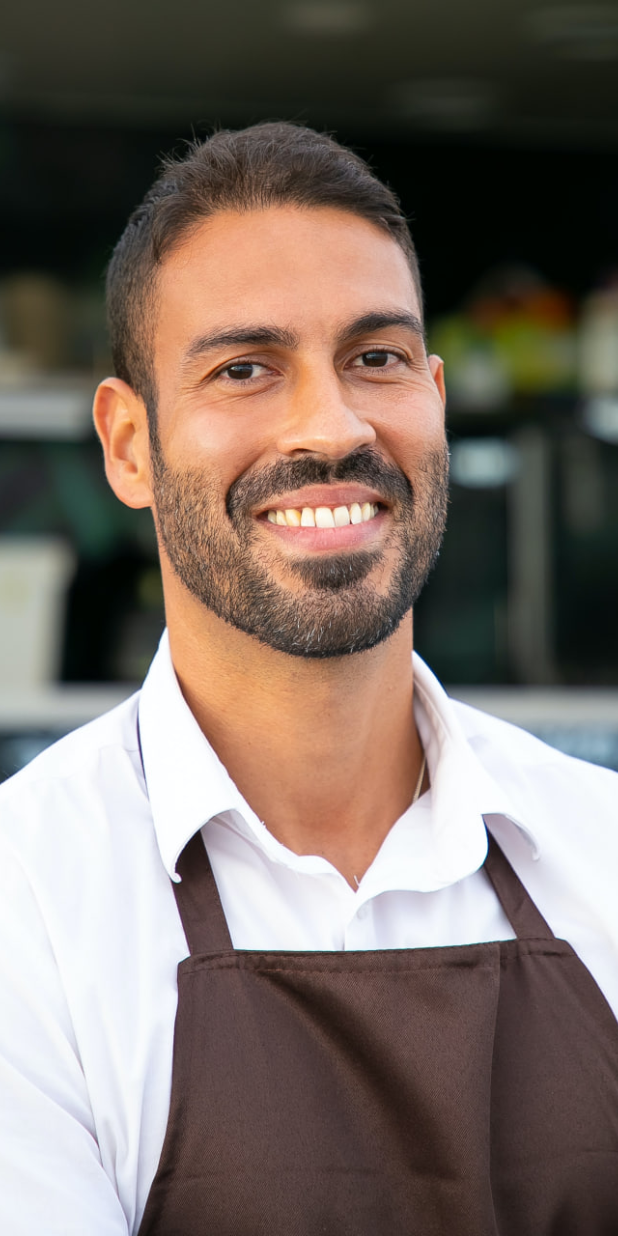
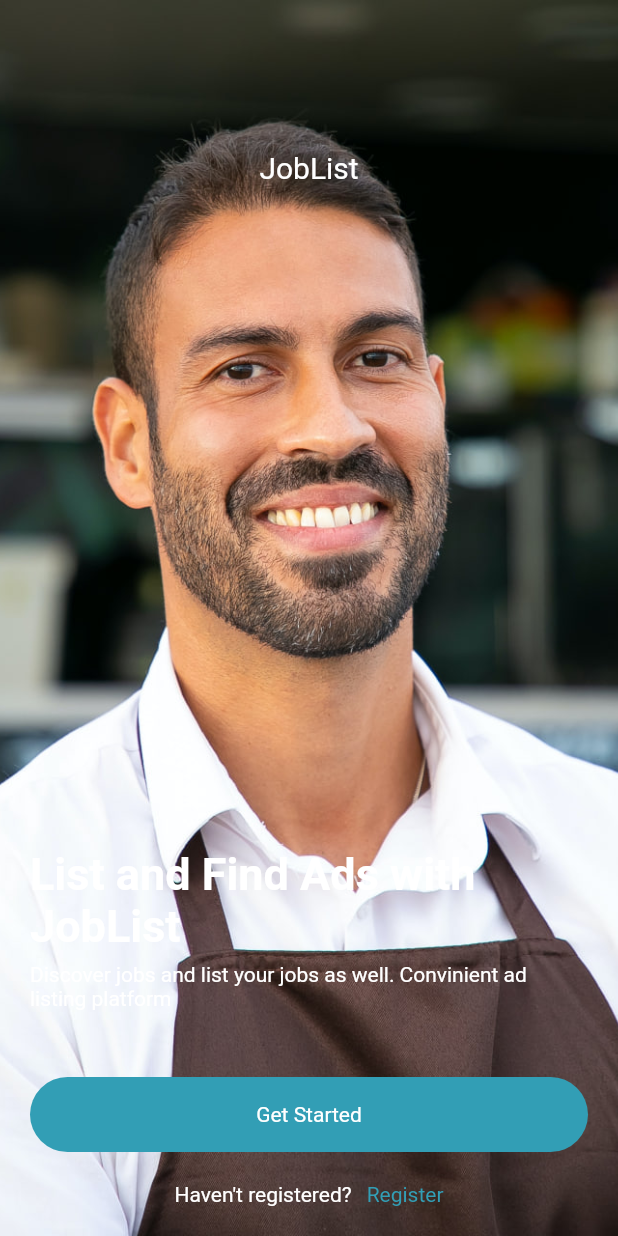
Before and after one commit to SeibenKami/jobList, a Flutter app: the screen it shows after launch, on a phone screen of 412 x 824 dp. Run offline on Flutter 3.47's test engine with Material 2 defaults, Android fonts, the phone set to English and light mode, and no system bars.

Commit message:
sign up screen

```diff
--- a/lib/src/screens/onboarding_screen/onboarding_screen.dart
+++ b/lib/src/screens/onboarding_screen/onboarding_screen.dart
@@ -3,6 +3,10 @@ import 'package:flutter/src/widgets/framework.dart';
 import 'package:flutter/src/widgets/placeholder.dart';
 import 'package:job_list/src/constants/app_colors.dart';
 import 'package:job_list/src/constants/constants.dart';
+import 'package:job_list/src/screens/auth_screen/sign_in_screen.dart';
+import 'package:job_list/src/screens/auth_screen/sign_up_screen.dart';
+
+import '../../widgets/custom_button.dart';
 
 class OnboardingScreen extends StatefulWidget {
   const OnboardingScreen({super.key});
@@ -29,6 +33,88 @@ class _OnboardingScreenState extends State<OnboardingScreen> {
                 ),
               ),
             ),
+          ),
+          Container(
+            padding: const EdgeInsets.symmetric(horizontal: 20),
+            child: Column(
+              children: [
+                const SizedBox(
+                  height: 100,
+                ),
+                const Expanded(
+                  child: Text(
+                    "JobList",
+                    style: TextStyle(color: Colors.white, fontSize: 20),
+                  ),
+                ),
+                SizedBox(height: size.height / 4),
+                Expanded(
+                  child: Column(
+                    crossAxisAlignment: CrossAxisAlignment.start,
+                    children: [
+                      const Expanded(
+                        child: Text(
+                          "List and Find Ads with JobList",
+                          style: TextStyle(
+                              color: Colors.white,
+                              fontSize: 30,
+                              fontWeight: FontWeight.bold),
+                        ),
+                      ),
+                      const Expanded(
+                        flex: 1,
+                        child: Text(
+                          "Discover jobs and list your jobs as well. Convinient ad listing platform",
+                          style: TextStyle(color: Colors.white),
+                        ),
+                      ),
+                      //Continue Button
+                      CustomButton(
+                        label: "Get Started",
+                        onTap: () {
+                          Navigator.push(
+                              context,
+                              MaterialPageRoute(
+                                  builder: (ctx) => SignInScreen()));
+                        },
+                      ),
+                      const SizedBox(
+                        height: 20,
+                      ),
+                      // Option to register
+                      Row(
+                        mainAxisAlignment: MainAxisAlignment.center,
+                        children: [
+                          const Text(
+                            "Haven't registered?",
+                            style: TextStyle(color: Colors.white),
+                          ),
+                          const SizedBox(
+                            width: 10,
+                          ),
+                          GestureDetector(
+                            onTap: () {
+                              // go to registration screen
+                              Navigator.push(
+                                  context,
+                                  MaterialPageRoute(
+                                      builder: (ctx) => SignUpScreen()));
+                            },
+                            child: Text(
+                              "Register",
+                              style: TextStyle(color: AppColors.blue),
+                            ),
+                          ),
+                        ],
+                      ),
+                      const SizedBox(
+                        height: 20,
+                      ),
+                    ],
+                  ),
+                )
+              ],
+            ),
           )
         ],
       ),
--- /dev/null
+++ b/lib/src/widgets/custom_button.dart
@@ -0,0 +1,29 @@
+import 'package:flutter/material.dart';
+
+import '../constants/app_colors.dart';
+
+class CustomButton extends StatelessWidget {
+  const CustomButton({
+    super.key, required this.label, this.onTap,
+  });
+  final String label;
+  final void Function()? onTap;
+
+  @override
+  Widget build(BuildContext context) {
+    return GestureDetector(
+      onTap: onTap,
+      child: Container(
+        height: 50,
+        decoration: BoxDecoration(
+            color: AppColors.blue, borderRadius: BorderRadius.circular(25)),
+        child:  Center(
+          child: Text(
+           label,
+            style: TextStyle(color: Colors.white),
+          ),
+        ),
+      ),
+    );
+  }
+}
```
Also changed, not shown: lib/src/screens/auth_screen/sign_in_screen.dart (added, +130 -0 lines), lib/src/screens/auth_screen/sign_up_screen.dart (+73 -1 lines), lib/src/widgets/custom_textfield.dart (added, +49 -0 lines).
